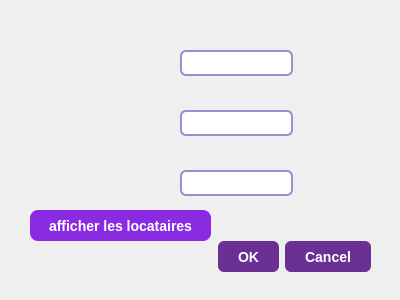
Qt form addadmindialog.ui (DhiaMejdi/tenant-manager) before a commit.
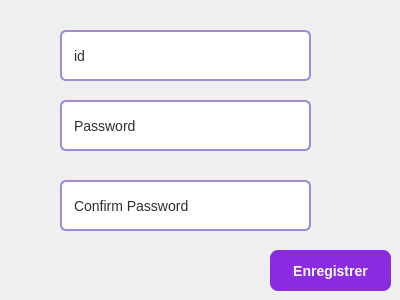
The same form after that commit.

Diff of the .ui file:
```diff
--- a/addadmindialog.ui
+++ b/addadmindialog.ui
@@ -72,117 +72,13 @@
 
 </string>
   </property>
-  <widget class="QDialogButtonBox" name="xx">
-   <property name="geometry">
-    <rect>
-     <x>30</x>
-     <y>231</y>
-     <width>341</width>
-     <height>41</height>
-    </rect>
-   </property>
-   <property name="orientation">
-    <enum>Qt::Orientation::Horizontal</enum>
-   </property>
-   <property name="standardButtons">
-    <set>QDialogButtonBox::StandardButton::Cancel|QDialogButtonBox::StandardButton::Ok</set>
-   </property>
-  </widget>
-  <widget class="QLineEdit" name="idInput">
-   <property name="geometry">
-    <rect>
-     <x>180</x>
-     <y>50</y>
-     <width>113</width>
-     <height>26</height>
-    </rect>
-   </property>
-   <property name="styleSheet">
-    <string notr="true">/* Style général de la fenêtre */
-QDialog {
-    background-color: qlineargradient(x1:0, y1:0, x2:1, y2:1,
-                                      stop:0 #a18cd1, stop:1 #fbc2eb);
-    border-radius: 12px;
-    padding: 20px;
-}
-
-/* Style des labels */
-QLabel {
-    color: #ffffff;
-    font-size: 15px;
-    font-weight: bold;
-}
-
-/* Style des champs de texte */
-QLineEdit {
-    background-color: #ffffff;
-    border: 2px solid #a18cd1;
-    border-radius: 6px;
-    padding: 8px;
-    font-size: 14px;
-    color: #333333;
-}
-
-QLineEdit:focus {
-    border: 2px solid #fbc2eb;
-    box-shadow: 0 0 6px rgba(255, 255, 255, 0.5);
-}
-
-/* Style du bouton Ajouter */
-QPushButton {
-    background-color: #6a3093;
-    color: white;
-    font-size: 14px;
-    font-weight: bold;
-    padding: 10px 20px;
-    border: none;
-    border-radius: 6px;
-    margin-top: 10px;
-}
-
-QPushButton:hover {
-    background-color: #a044ff;
-    transform: scale(1.05);
-}
-
-QPushButton:pressed {
-    background-color: #5a2d84;
-}
-
-/* Ajoute une ombre portée légère */
-QDialog, QLineEdit, QPushButton {
-    box-shadow: 0 4px 10px rgba(0, 0, 0, 0.15);
-}
-</string>
-   </property>
-  </widget>
-  <widget class="QLineEdit" name="passwordInput">
-   <property name="geometry">
-    <rect>
-     <x>180</x>
-     <y>110</y>
-     <width>113</width>
-     <height>26</height>
-    </rect>
-   </property>
-  </widget>
-  <widget class="QLineEdit" name="confirmPasswordInput">
-   <property name="geometry">
-    <rect>
-     <x>180</x>
-     <y>170</y>
-     <width>113</width>
-     <height>26</height>
-    </rect>
-   </property>
-  </widget>
   <widget class="QPushButton" name="submitButton">
    <property name="geometry">
     <rect>
-     <x>30</x>
-     <y>200</y>
-     <width>181</width>
-     <height>41</height>
+     <x>270</x>
+     <y>240</y>
+     <width>121</width>
+     <height>51</height>
     </rect>
    </property>
    <property name="styleSheet">
@@ -194,7 +90,109 @@
     font-weight: bold;</string>
    </property>
    <property name="text">
-    <string>afficher les locataires</string>
+    <string>Enregistrer</string>
+   </property>
+  </widget>
+  <widget class="QLineEdit" name="idInput">
+   <property name="geometry">
+    <rect>
+     <x>60</x>
+     <y>30</y>
+     <width>251</width>
+     <height>51</height>
+    </rect>
+   </property>
+   <property name="styleSheet">
+    <string notr="true">QLineEdit {
+    border: 2px solid #a18cd1;
+    border-radius: 6px;
+    padding: 6px 10px;
+    background: qlineargradient(x1:0, y1:0, x2:1, y2:1,
+                                stop:0 #fbc2eb, stop:1 #a18cd1);
+    color: #2e2e2e;
+    font-size: 14px;
+    font-family: 'Segoe UI', sans-serif;
+    selection-background-color: #a18cd1;
+    selection-color: white;
+}
+
+QLineEdit:focus {
+    border: 2px solid #6a3093;
+    background: qlineargradient(x1:0, y1:0, x2:1, y2:1,
+                                stop:0 #c471f5, stop:1 #fa71cd);
+    color: black;
+}</string>
+   </property>
+   <property name="text">
+    <string>id</string>
+   </property>
+  </widget>
+  <widget class="QLineEdit" name="passwordInput">
+   <property name="geometry">
+    <rect>
+     <x>60</x>
+     <y>100</y>
+     <width>251</width>
+     <height>51</height>
+    </rect>
+   </property>
+   <property name="styleSheet">
+    <string notr="true">QLineEdit {
+    border: 2px solid #a18cd1;
+    border-radius: 6px;
+    padding: 6px 10px;
+    background: qlineargradient(x1:0, y1:0, x2:1, y2:1,
+                                stop:0 #fbc2eb, stop:1 #a18cd1);
+    color: #2e2e2e;
+    font-size: 14px;
+    font-family: 'Segoe UI', sans-serif;
+    selection-background-color: #a18cd1;
+    selection-color: white;
+}
+
+QLineEdit:focus {
+    border: 2px solid #6a3093;
+    background: qlineargradient(x1:0, y1:0, x2:1, y2:1,
+                                stop:0 #c471f5, stop:1 #fa71cd);
+    color: black;
+}</string>
+   </property>
+   <property name="text">
+    <string>Password</string>
+   </property>
+  </widget>
+  <widget class="QLineEdit" name="confirmPasswordInput">
+   <property name="geometry">
+    <rect>
+     <x>60</x>
+     <y>180</y>
+     <width>251</width>
+     <height>51</height>
+    </rect>
+   </property>
+   <property name="styleSheet">
+    <string notr="true">QLineEdit {
+    border: 2px solid #a18cd1;
+    border-radius: 6px;
+    padding: 6px 10px;
+    background: qlineargradient(x1:0, y1:0, x2:1, y2:1,
+                                stop:0 #fbc2eb, stop:1 #a18cd1);
+    color: #2e2e2e;
+    font-size: 14px;
+    font-family: 'Segoe UI', sans-serif;
+    selection-background-color: #a18cd1;
+    selection-color: white;
+}
+
+QLineEdit:focus {
+    border: 2px solid #6a3093;
+    background: qlineargradient(x1:0, y1:0, x2:1, y2:1,
+                                stop:0 #c471f5, stop:1 #fa71cd);
+    color: black;
+}</string>
+   </property>
+   <property name="text">
+    <string>Confirm Password</string>
    </property>
   </widget>
  </widget>
```
Left out of the diff: 35 changed lines with no effect on the pictures.
